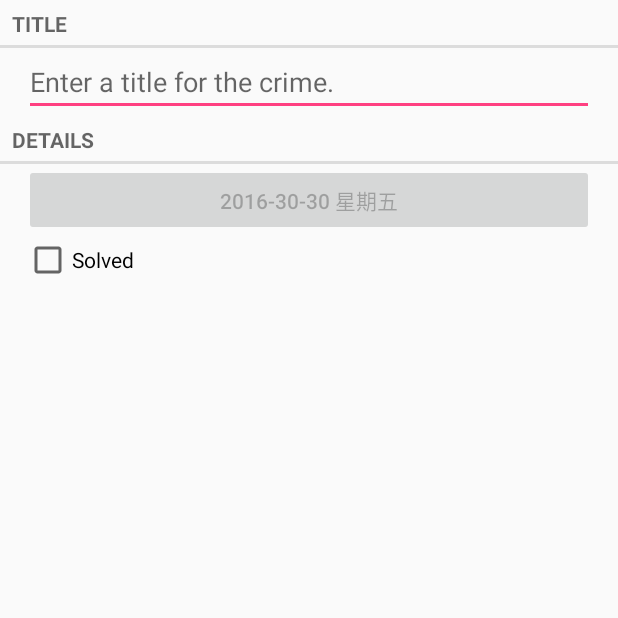
After one commit to TanHaoran/AuthoritativeGuide, an Android app: the CrimeActivity screen opened directly, with no data from a screen before it, on a phone screen of 412 x 824 dp, the top half of it. The commit adds this screen. Run offline under Robolectric (Android 15) with nearby library versions, the phone set to English and light mode, and no system bars.

Commit message:
Chapter5 ~ Chapter8

```diff
--- a/build.gradle
+++ b/build.gradle
@@ -23,10 +23,11 @@ android {
 }
 
 dependencies {
-    compile fileTree(dir: 'libs', include: ['*.jar'])
+    compile fileTree(include: ['*.jar'], dir: 'libs')
     androidTestCompile('com.android.support.test.espresso:espresso-core:2.2.2', {
         exclude group: 'com.android.support', module: 'support-annotations'
     })
     compile 'com.android.support:appcompat-v7:24.2.1'
+    compile 'com.android.support:support-v4:24.2.1'
     testCompile 'junit:junit:4.12'
 }
--- a/src/main/AndroidManifest.xml
+++ b/src/main/AndroidManifest.xml
@@ -17,6 +17,10 @@
         </activity>
         <activity android:name=".activity.QuizActivity">
         </activity>
+        <activity android:name=".activity.CheatActivity">
+        </activity>
+        <activity android:name=".activity.CrimeActivity">
+        </activity>
     </application>
 
 </manifest>
--- a/src/main/java/com/jerry/authoritativeguide/activity/AuthoritativeGuideActivity.java
+++ b/src/main/java/com/jerry/authoritativeguide/activity/AuthoritativeGuideActivity.java
@@ -13,7 +13,7 @@ public class AuthoritativeGuideActivity extends BaseActivity {
 
     private ListView mListView;
 
-    private String[] mTitles = {"GeoQuiz"};
+    private String[] mTitles = {"GeoQuiz", "CrimeIntent"};
 
     @Override
     protected void onCreate(Bundle savedInstanceState) {
@@ -32,6 +32,8 @@ public class AuthoritativeGuideActivity extends BaseActivity {
                     case 0:
                         intent.setClass(AuthoritativeGuideActivity.this, QuizActivity.class);
                         break;
+                    case 1:
+                        intent.setClass(AuthoritativeGuideActivity.this, CrimeActivity.class);
                     default:
                         break;
                 }
--- /dev/null
+++ b/src/main/java/com/jerry/authoritativeguide/activity/CrimeActivity.java
@@ -0,0 +1,27 @@
+package com.jerry.authoritativeguide.activity;
+
+import android.os.Bundle;
+import android.support.v4.app.Fragment;
+import android.support.v4.app.FragmentActivity;
+import android.support.v4.app.FragmentManager;
+
+import com.jerry.authoritativeguide.R;
+import com.jerry.authoritativeguide.fragment.CrimeFragment;
+
+public class CrimeActivity extends FragmentActivity {
+
+    @Override
+    protected void onCreate(Bundle savedInstanceState) {
+        super.onCreate(savedInstanceState);
+        setContentView(R.layout.activity_crime);
+
+        FragmentManager fm = getSupportFragmentManager();
+
+        // 首先检查是否已经显示出来了，没有显示就创建一个新的
+        Fragment fragment = fm.findFragmentById(R.id.fl_container);
+        if (fragment == null) {
+            fragment = new CrimeFragment();
+            fm.beginTransaction().add(R.id.fl_container, fragment).commit();
+        }
+    }
+}
--- /dev/null
+++ b/src/main/java/com/jerry/authoritativeguide/fragment/CrimeFragment.java
@@ -0,0 +1,84 @@
+package com.jerry.authoritativeguide.fragment;
+
+import android.os.Bundle;
+import android.support.annotation.Nullable;
+import android.support.v4.app.Fragment;
+import android.text.Editable;
+import android.text.TextWatcher;
+import android.view.LayoutInflater;
+import android.view.View;
+import android.view.ViewGroup;
+import android.widget.Button;
+import android.widget.CheckBox;
+import android.widget.CompoundButton;
+import android.widget.EditText;
+
+import com.jerry.authoritativeguide.R;
+import com.jerry.authoritativeguide.modle.Crime;
+import com.jerry.authoritativeguide.util.DateUtil;
+
+import java.util.Date;
+
+/**
+ * Created by Jerry on 2016/12/30.
+ */
+
+public class CrimeFragment extends Fragment {
+
+    private Crime mCrime;
+
+    private EditText mTitleField;
+    private Button mDateField;
+    private CheckBox mSolvedCheckBox;
+
+    @Override
+    public void onCreate(@Nullable Bundle savedInstanceState) {
+        super.onCreate(savedInstanceState);
+
+        mCrime = new Crime();
+    }
+
+    @Nullable
+    @Override
+    public View onCreateView(LayoutInflater inflater, @Nullable ViewGroup container, @Nullable Bundle savedInstanceState) {
+        View v = inflater.inflate(R.layout.fragment_crime, container, false);
+
+        mTitleField = (EditText) v.findViewById(R.id.et_title);
+        mDateField = (Button) v.findViewById(R.id.btn_date);
+        mSolvedCheckBox = (CheckBox) v.findViewById(R.id.cb_solved);
+
+        // 设置标题
+        mTitleField.addTextChangedListener(new TextWatcher() {
+            @Override
+            public void beforeTextChanged(CharSequence s, int start, int count, int after) {
+
+            }
+
+            @Override
+            public void onTextChanged(CharSequence s, int start, int before, int count) {
+                mCrime.setTitle(s.toString());
+            }
+
+            @Override
+            public void afterTextChanged(Editable s) {
+
+            }
+        });
+
+        // 设置日期
+        Date date = mCrime.getDate();
+        mDateField.setText(DateUtil.getFormatDateString(date, "yyyy-mm-dd") +
+                " " + DateUtil.getWhichDayOfWeek(date));
+        mDateField.setEnabled(false);
+
+        // 设置是否解决
+        mSolvedCheckBox.setOnCheckedChangeListener(new CompoundButton.OnCheckedChangeListener() {
+            @Override
+            public void onCheckedChanged(CompoundButton buttonView, boolean isChecked) {
+                mSolvedCheckBox.setChecked(isChecked);
+            }
+        });
+
+        return v;
+    }
+}
--- /dev/null
+++ b/src/main/java/com/jerry/authoritativeguide/modle/Crime.java
@@ -0,0 +1,52 @@
+package com.jerry.authoritativeguide.modle;
+
+import java.util.Date;
+import java.util.UUID;
+
+/**
+ * Created by Jerry on 2016/12/30.
+ */
+
+public class Crime {
+
+    private UUID mId;
+
+    private String mTitle;
+
+    private Date mDate;
+
+    private boolean mSolved;
+
+    public Crime() {
+        mId = UUID.randomUUID();
+        mDate = new Date();
+    }
+
+    public UUID getId() {
+        return mId;
+    }
+
+    public String getTitle() {
+        return mTitle;
+    }
+
+    public void setTitle(String title) {
+        mTitle = title;
+    }
+
+    public Date getDate() {
+        return mDate;
+    }
+
+    public void setDate(Date date) {
+        mDate = date;
+    }
+
+    public boolean isSolved() {
+        return mSolved;
+    }
+
+    public void setSolved(boolean solved) {
+        mSolved = solved;
+    }
+}
--- /dev/null
+++ b/src/main/java/com/jerry/authoritativeguide/util/DateUtil.java
@@ -0,0 +1,37 @@
+package com.jerry.authoritativeguide.util;
+
+import java.text.SimpleDateFormat;
+import java.util.Calendar;
+import java.util.Date;
+
+/**
+ * Created by Jerry on 2016/12/30.
+ */
+
+public class DateUtil {
+
+    /**
+     * 将日期转换成指定格式
+     *
+     * @param date
+     * @param formatString
+     * @return
+     */
+    public static String getFormatDateString(Date date, String formatString) {
+        SimpleDateFormat format = new SimpleDateFormat(formatString);
+        return format.format(date);
+    }
+
+    /**
+     * 获取日期对象是星期几
+     * @param date
+     * @return
+     */
+    public static String getWhichDayOfWeek(Date date) {
+        String[] daysOfWeek = {"星期日", "星期一", "星期二", "星期三", "星期四", "星期五", "星期六"};
+        Calendar calendar = Calendar.getInstance();
+        calendar.setTime(date);
+        int index = calendar.get(Calendar.DAY_OF_WEEK);
+        return daysOfWeek[index - 1];
+    }
+}
--- /dev/null
+++ b/src/main/res/layout-land/fragment_crime.xml
@@ -0,0 +1,48 @@
+<?xml version="1.0" encoding="utf-8"?>
+<LinearLayout xmlns:android="http://schemas.android.com/apk/res/android"
+              android:layout_width="match_parent"
+              android:layout_height="match_parent"
+              android:orientation="vertical">
+
+    <TextView
+        style="?android:listSeparatorTextViewStyle"
+        android:layout_width="match_parent"
+        android:layout_height="wrap_content"
+        android:text="@string/crime_title_label"/>
+
+    <EditText
+        android:id="@+id/et_title"
+        android:layout_marginRight="16dp"
+        android:layout_marginLeft="16dp"
+        android:layout_width="match_parent"
+        android:layout_height="wrap_content"
+        android:hint="@string/crime_title_hint"/>
+
+    <TextView
+        style="?android:listSeparatorTextViewStyle"
+        android:layout_width="match_parent"
+        android:layout_height="wrap_content"
+        android:text="@string/crime_details_label"/>
+
+    <LinearLayout
+        android:orientation="horizontal"
+        android:layout_width="match_parent"
+        android:layout_height="wrap_content"
+        android:layout_marginRight="16dp"
+        android:layout_marginLeft="16dp">
+
+        <Button
+            android:id="@+id/btn_date"
+            android:layout_width="0dp"
+            android:layout_height="wrap_content"
+            android:layout_weight="1"/>
+
+        <CheckBox
+            android:id="@+id/cb_solved"
+            android:layout_width="0dp"
+            android:layout_height="wrap_content"
+            android:text="@string/crime_solved_label"
+            android:layout_weight="1"/>
+    </LinearLayout>
+
+</LinearLayout>
--- /dev/null
+++ b/src/main/res/layout/activity_crime.xml
@@ -0,0 +1,5 @@
+<?xml version="1.0" encoding="utf-8"?>
+<FrameLayout xmlns:android="http://schemas.android.com/apk/res/android"
+             android:id="@+id/fl_container"
+             android:layout_width="match_parent"
+             android:layout_height="match_parent"/>
--- a/src/main/res/layout/activity_quiz.xml
+++ b/src/main/res/layout/activity_quiz.xml
@@ -4,6 +4,12 @@
               android:layout_height="match_parent"
               android:gravity="center"
               android:orientation="vertical">
+
+    <Button
+        android:id="@+id/btn_cheat"
+        android:layout_width="wrap_content"
+        android:layout_height="wrap_content"
+        android:text="@string/cheat_button"/>
 
     <TextView
         android:id="@+id/tv_question"
--- /dev/null
+++ b/src/main/res/layout/fragment_crime.xml
@@ -0,0 +1,42 @@
+<?xml version="1.0" encoding="utf-8"?>
+<LinearLayout xmlns:android="http://schemas.android.com/apk/res/android"
+              android:layout_width="match_parent"
+              android:layout_height="match_parent"
+              android:orientation="vertical">
+
+    <TextView
+        style="?android:listSeparatorTextViewStyle"
+        android:layout_width="match_parent"
+        android:layout_height="wrap_content"
+        android:text="@string/crime_title_label"/>
+
+    <EditText
+        android:id="@+id/et_title"
+        android:layout_marginRight="16dp"
+        android:layout_marginLeft="16dp"
+        android:layout_width="match_parent"
+        android:layout_height="wrap_content"
+        android:hint="@string/crime_title_hint"/>
+
+    <TextView
+        style="?android:listSeparatorTextViewStyle"
+        android:layout_width="match_parent"
+        android:layout_height="wrap_content"
+        android:text="@string/crime_details_label"/>
+
+    <Button
+        android:id="@+id/btn_date"
+        android:layout_width="match_parent"
+        android:layout_height="wrap_content"
+        android:layout_marginLeft="16dp"
+        android:layout_marginRight="16dp"/>
+
+    <CheckBox
+        android:id="@+id/cb_solved"
+        android:layout_width="match_parent"
+        android:layout_height="wrap_content"
+        android:layout_marginLeft="16dp"
+        android:layout_marginRight="16dp"
+        android:text="@string/crime_solved_label"/>
+
+</LinearLayout>
--- a/src/main/res/values/strings.xml
+++ b/src/main/res/values/strings.xml
@@ -7,9 +7,22 @@
     <string name="next_button">NEXT</string>
     <string name="prev_button">PREV</string>
     <string name="incorrect_toast">Incorrect!</string>
+
     <string name="question_oceans">The Pacific Ocean is larger thanthe Atlantic Ocean.</string>
     <string name="question_mideast">The Suez Canal connects the Red Seaand the Indian Ocean.</string>
     <string name="question_africa">The source of the Nile River is in Egypt.</string>
     <string name="question_americas">The Amazon River is the longest riverin the Americas.</string>
     <string name="question_asia">Lake Baikal is the world\'s oldest and deepestfreshwater lake.</string>
+
+    <string name="warning_text">Are you sure you want to do this?</string>
+    <string name="show_answer_button">SHOW ANSWER</string>
+    <string name="cheat_button">CHEAT!</string>
+    <string name="judgment_toast">Cheating is wrong.</string>
+
+    <string name="crime_title_hint">Enter a title for the crime.</string>
+
+    <string name="crime_title_label">Title</string>
+    <string name="crime_details_label">Details</string>
+    <string name="crime_solved_label">Solved</string>
+
 </resources>
```
Also changed, not shown: src/main/java/com/jerry/authoritativeguide/activity/CheatActivity.java (added, +111 -0 lines), src/main/java/com/jerry/authoritativeguide/activity/QuizActivity.java (+57 -6 lines), src/main/res/layout-land/activity_quiz.xml (+7 -0 lines), src/main/res/layout/activity_cheat.xml (added, +35 -0 lines), 1 other file.
